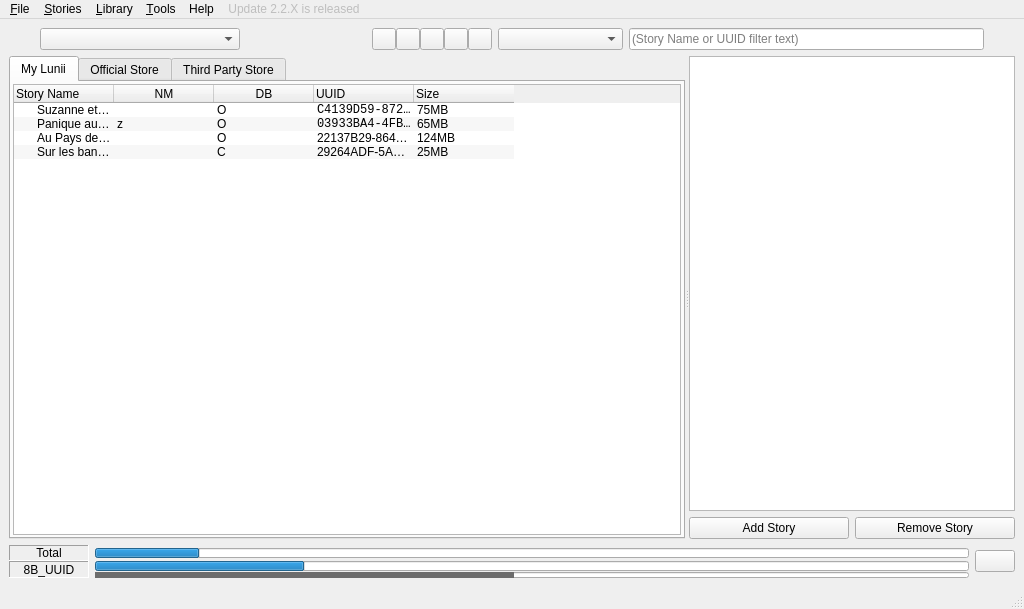
Above: pkg/ui/main.ui from o-daneel/Lunii.QT before the change. Below: the same form after it.
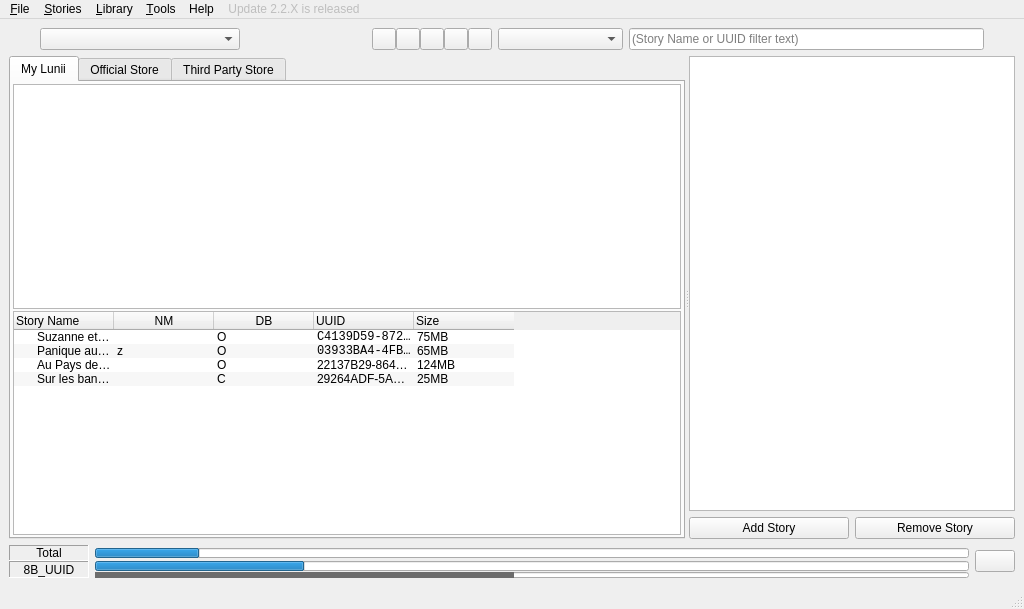
That is the form after the change. Icons and pictures are not drawn.

Commit message: Adding list view for device too (1st tab)

What changed in the file:
```diff
--- a/pkg/ui/main.ui
+++ b/pkg/ui/main.ui
@@ -344,6 +344,34 @@
          <property name="bottomMargin">
           <number>2</number>
          </property>
+         <item>
+          <widget class="QListView" name="list_stories">
+           <property name="enabled">
+            <bool>true</bool>
+           </property>
+           <property name="minimumSize">
+            <size>
+             <width>600</width>
+             <height>200</height>
+            </size>
+           </property>
+           <property name="editTriggers">
+            <set>QAbstractItemView::EditTrigger::NoEditTriggers</set>
+           </property>
+           <property name="showDropIndicator" stdset="0">
+            <bool>false</bool>
+           </property>
+           <property name="dragDropMode">
+            <enum>QAbstractItemView::DragDropMode::NoDragDrop</enum>
+           </property>
+           <property name="defaultDropAction">
+            <enum>Qt::DropAction::IgnoreAction</enum>
+           </property>
+           <property name="wordWrap">
+            <bool>true</bool>
+           </property>
+          </widget>
+         </item>
          <item>
           <widget class="QTreeWidget" name="tree_stories">
            <property name="minimumSize">
```
The commit also changes 4 other files.
